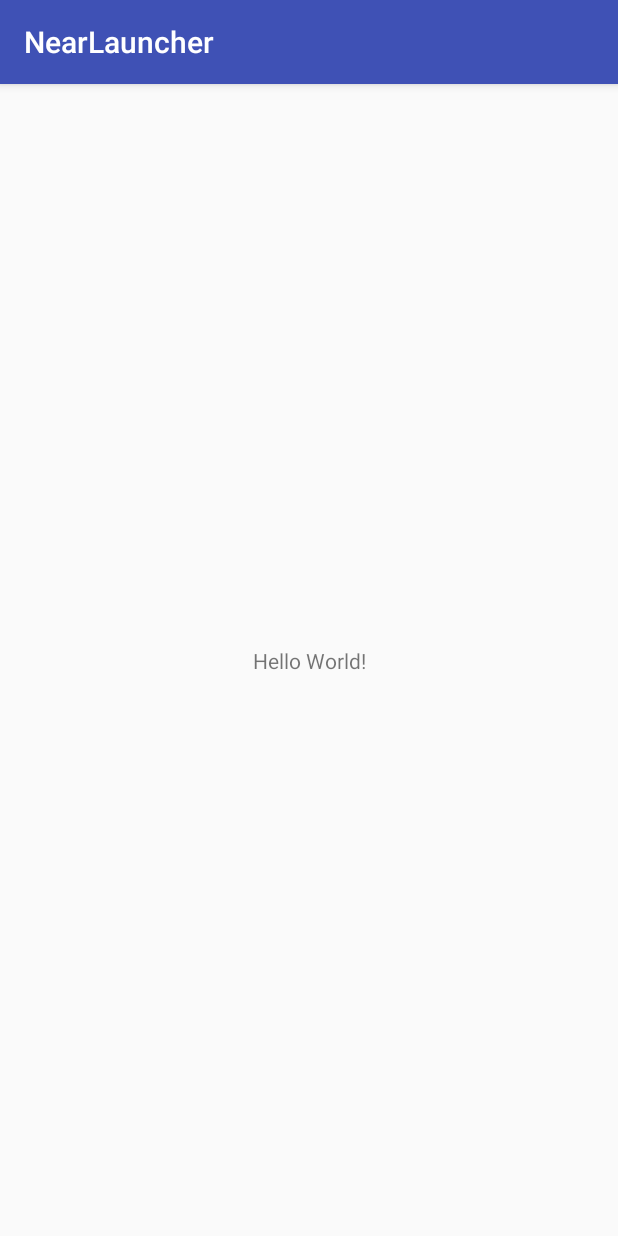
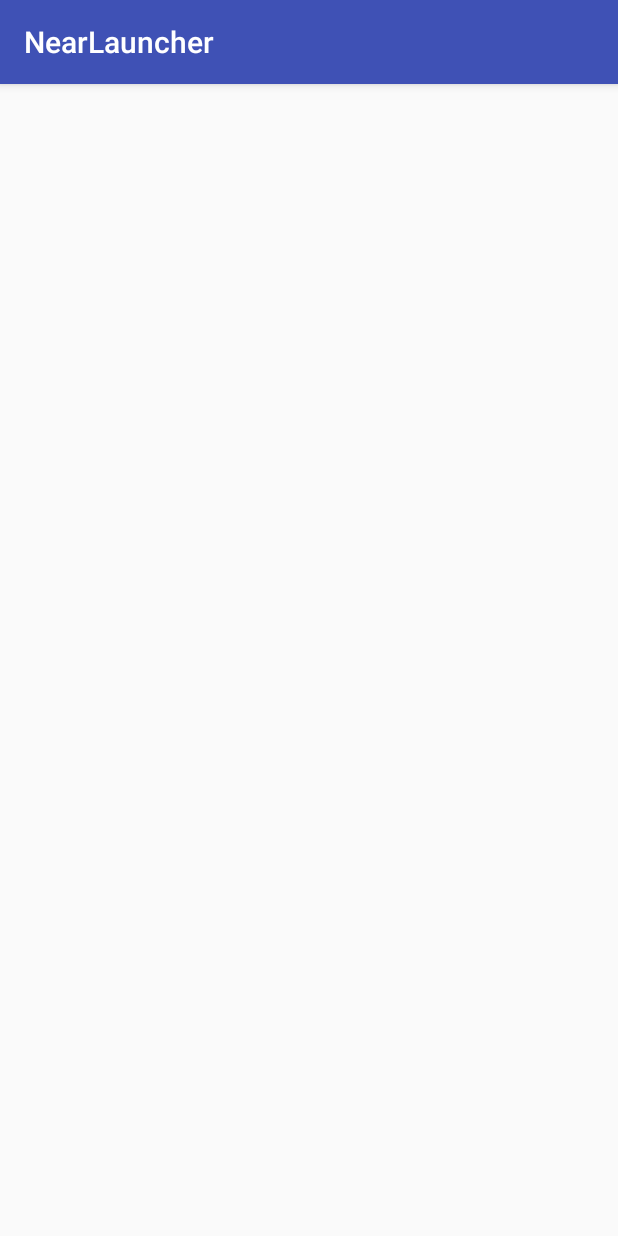
Before and after one commit to MoeRookie/NearLauncher, an Android app: the screen it shows after launch (NearLauncherActivity), on a phone screen of 412 x 824 dp. Run offline under Robolectric (Android 15) with nearby library versions, the phone set to English and light mode, and no system bars.

Commit message:
添加NearLauncherFragment及其类对象所管理界面的布局定义文件

```diff
--- a/app/build.gradle
+++ b/app/build.gradle
@@ -19,10 +19,11 @@ android {
 }
 
 dependencies {
-    implementation fileTree(dir: 'libs', include: ['*.jar'])
+    implementation fileTree(include: ['*.jar'], dir: 'libs')
     implementation 'com.android.support:appcompat-v7:28.0.0-rc02'
     implementation 'com.android.support.constraint:constraint-layout:1.1.3'
     testImplementation 'junit:junit:4.12'
     androidTestImplementation 'com.android.support.test:runner:1.0.2'
     androidTestImplementation 'com.android.support.test.espresso:espresso-core:3.0.2'
+    implementation 'com.android.support:recyclerview-v7:28.0.0-rc02'
 }
--- a/app/src/main/java/com/ghsoft/nearlauncher/NearLauncherActivity.java
+++ b/app/src/main/java/com/ghsoft/nearlauncher/NearLauncherActivity.java
@@ -1,13 +1,13 @@
 package com.ghsoft.nearlauncher;
 
+import android.support.v4.app.Fragment;
 import android.support.v7.app.AppCompatActivity;
 import android.os.Bundle;
 
-public class NearLauncherActivity extends AppCompatActivity {
+public class NearLauncherActivity extends SingleFragmentActivity {
 
     @Override
-    protected void onCreate(Bundle savedInstanceState) {
-        super.onCreate(savedInstanceState);
-        setContentView(R.layout.activity_near_launcher);
+    protected Fragment createFragment() {
+        return NearLauncherFragment.newInstance();
     }
 }
--- /dev/null
+++ b/app/src/main/java/com/ghsoft/nearlauncher/NearLauncherFragment.java
@@ -0,0 +1,28 @@
+package com.ghsoft.nearlauncher;
+
+import android.os.Bundle;
+import android.support.annotation.NonNull;
+import android.support.annotation.Nullable;
+import android.support.v4.app.Fragment;
+import android.support.v7.widget.RecyclerView;
+import android.view.LayoutInflater;
+import android.view.View;
+import android.view.ViewGroup;
+
+public class NearLauncherFragment extends Fragment{
+
+    private RecyclerView mRecyclerView;
+
+    public static Fragment newInstance() {
+        return new NearLauncherFragment();
+    }
+
+    @Nullable
+    @Override
+    public View onCreateView(@NonNull LayoutInflater inflater
+            , @Nullable ViewGroup container, @Nullable Bundle savedInstanceState) {
+        View view = inflater.inflate(R.layout.fragment_near_launcher, container, false);
+        mRecyclerView = view.findViewById(R.id.fragment_near_launcher_recycler_view);
+        return view;
+    }
+}
--- a/app/src/main/res/layout/activity_near_launcher.xml
+++ /dev/null
@@ -1,18 +0,0 @@
-<?xml version="1.0" encoding="utf-8"?>
-<android.support.constraint.ConstraintLayout xmlns:android="http://schemas.android.com/apk/res/android"
-    xmlns:app="http://schemas.android.com/apk/res-auto"
-    xmlns:tools="http://schemas.android.com/tools"
-    android:layout_width="match_parent"
-    android:layout_height="match_parent"
-    tools:context=".NearLauncherActivity">
-
-    <TextView
-        android:layout_width="wrap_content"
-        android:layout_height="wrap_content"
-        android:text="Hello World!"
-        app:layout_constraintBottom_toBottomOf="parent"
-        app:layout_constraintLeft_toLeftOf="parent"
-        app:layout_constraintRight_toRightOf="parent"
-        app:layout_constraintTop_toTopOf="parent" />
-
-</android.support.constraint.ConstraintLayout>
--- /dev/null
+++ b/app/src/main/res/layout/fragment_near_launcher.xml
@@ -0,0 +1,6 @@
+<?xml version="1.0" encoding="utf-8"?>
+<android.support.v7.widget.RecyclerView xmlns:android="http://schemas.android.com/apk/res/android"
+    android:id="@+id/fragment_near_launcher_recycler_view"
+    android:layout_width="match_parent"
+    android:layout_height="match_parent">
+</android.support.v7.widget.RecyclerView>
```
